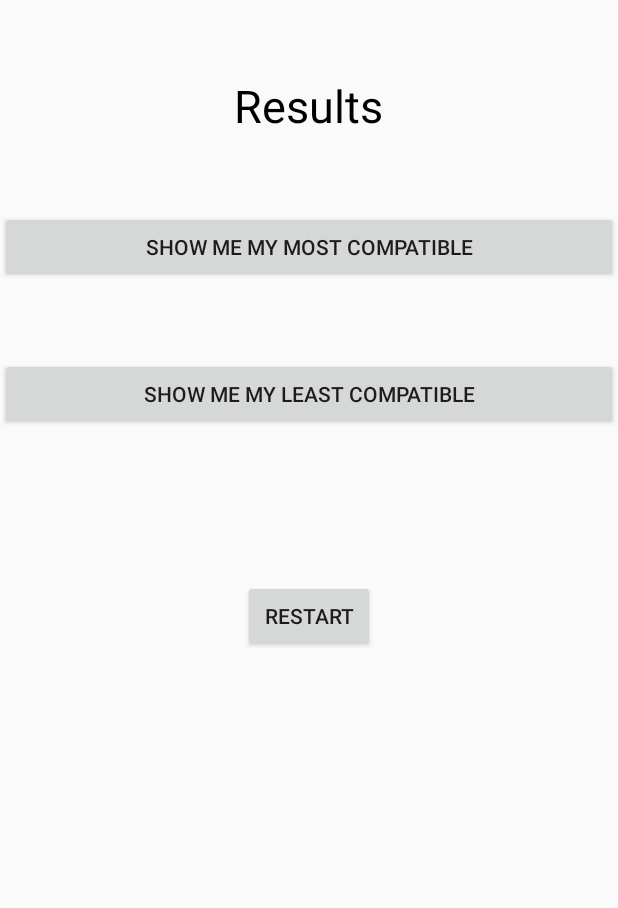
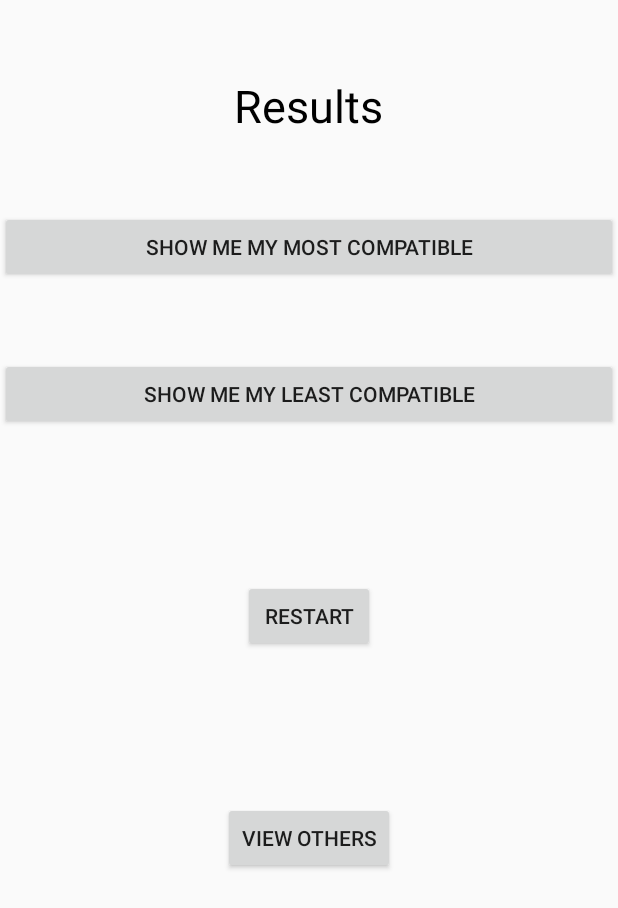
Before and after one commit to kdesai0512/CompatibilityApp, an Android app: the layout activity_final.xml on its own in the app's theme, with its tools: preview values and no code run, on a phone screen of 412 x 824 dp. Shown: the top 908 px of the screen. Run offline under Robolectric (Android 15) with nearby library versions, the phone set to English and light mode, and no system bars; Roboto replaces fonts that are not available here.

Commit message:
final activity button + people activity

```diff
--- a/app/build.gradle
+++ b/app/build.gradle
@@ -27,4 +27,5 @@ dependencies {
     androidTestImplementation 'androidx.test:runner:1.1.1'
     androidTestImplementation 'androidx.test.espresso:espresso-core:3.1.1'
     implementation 'pl.droidsonroids.gif:android-gif-drawable:1.2.18'
+    implementation 'com.android.support:cardview-v7:28.0.0'
 }
--- a/app/src/main/AndroidManifest.xml
+++ b/app/src/main/AndroidManifest.xml
@@ -9,8 +9,9 @@
         android:roundIcon="@mipmap/ic_launcher_round"
         android:supportsRtl="true"
         android:theme="@style/AppTheme">
-        <activity android:name=".ProfileActivity"></activity>
-        <activity android:name=".Profile2Activity"></activity>
+        <activity android:name=".PeopleActivity"></activity>
+        <activity android:name=".ProfileActivity" />
+        <activity android:name=".Profile2Activity" />
         <activity android:name=".FinalActivity" />
         <activity android:name=".TheirQualitiesActivity" />
         <activity android:name=".TheirFeaturesActivities" />
--- a/app/src/main/res/layout/activity_final.xml
+++ b/app/src/main/res/layout/activity_final.xml
@@ -52,6 +52,14 @@
         android:onClick="restart"
         android:layout_marginTop="@dimen/marginTop"></Button>
 
+    <Button
+        android:layout_width="wrap_content"
+        android:layout_height="wrap_content"
+        android:text="view others"
+        android:layout_gravity="center"
+        android:onClick="onClick"
+        android:layout_marginTop="@dimen/marginTop"></Button>
+
 
 </LinearLayout>
 
--- a/app/src/main/res/layout/activity_get_to_know.xml
+++ b/app/src/main/res/layout/activity_get_to_know.xml
@@ -109,7 +109,8 @@
             android:layout_height="308dp"
             android:layout_marginStart="68dp"
             android:layout_marginTop="84dp"
-            android:maxDate="31-12-2001"
+            android:maxDate="22dp"
+            android:minDate="12-12-2018"
             app:layout_constraintStart_toStartOf="parent"
             app:layout_constraintTop_toBottomOf="@+id/textView12">
 
--- a/app/src/main/res/values/colors.xml
+++ b/app/src/main/res/values/colors.xml
@@ -1,6 +1,6 @@
 <?xml version="1.0" encoding="utf-8"?>
 <resources>
-    <color name="colorPrimary">#008577</color>
+    <color name="colorPrimary">#EFE7FD</color>
     <color name="colorPrimaryDark">#00574B</color>
     <color name="colorAccent">#252521</color>
     <color name="black">#000000</color>
```
Also changed, not shown: app/src/main/java/com/example/compatibilityapp/FinalActivity.java (+7 -0 lines), app/src/main/java/com/example/compatibilityapp/GetToKnowActivity.java (+25 -2 lines), app/src/main/java/com/example/compatibilityapp/PeopleActivity.java (added, +14 -0 lines), app/src/main/res/layout/activity_people.xml (added, +44 -0 lines).
